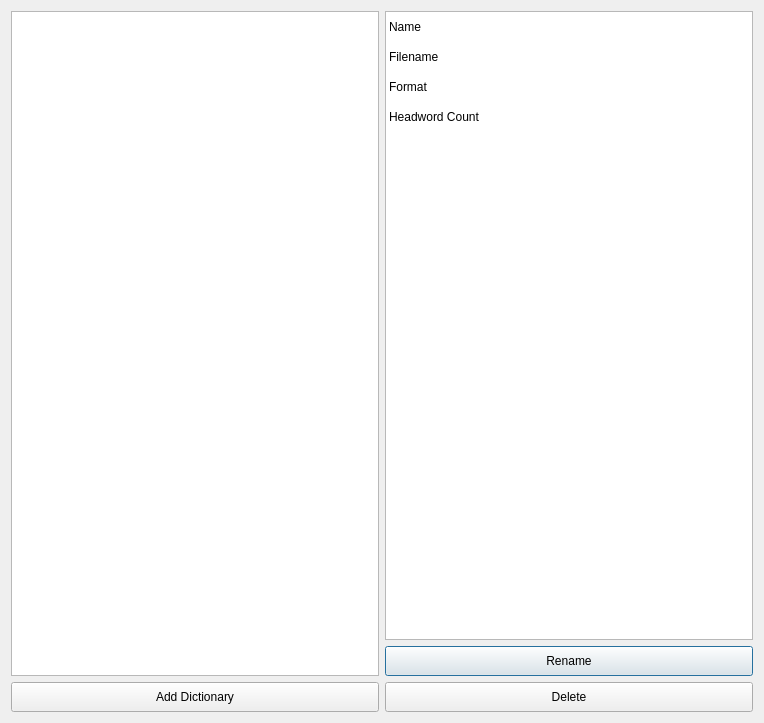
Above: src/edit/dictionarydialog.ui from Crissium/SilverDict-desktop before the change. Below: the same form after it.
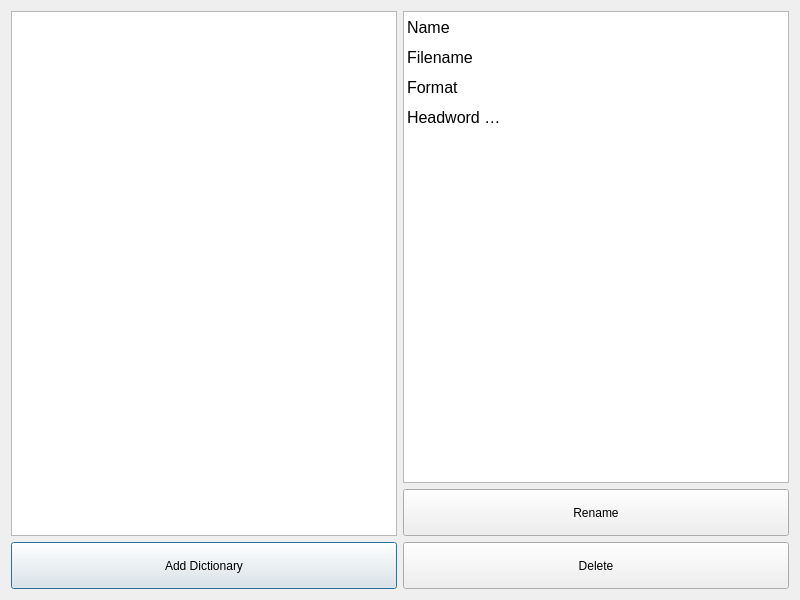
That is the form after the change.

Patch:
```diff
--- a/src/edit/dictionarydialog.ui
+++ b/src/edit/dictionarydialog.ui
@@ -6,8 +6,8 @@
    <rect>
     <x>0</x>
     <y>0</y>
-       <width>764</width>
-       <height>723</height>
+    <width>800</width>
+    <height>600</height>
    </rect>
   </property>
   <property name="sizePolicy">
@@ -22,9 +22,83 @@
   <property name="sizeGripEnabled">
    <bool>false</bool>
   </property>
-     <layout class="QGridLayout" name="gridLayout" rowstretch="1,0,0">
+  <layout class="QGridLayout" name="gridLayout" rowstretch="10,1,1">
+   <item row="2" column="0">
+    <widget class="QPushButton" name="addButton">
+     <property name="enabled">
+      <bool>true</bool>
+     </property>
+     <property name="sizePolicy">
+      <sizepolicy hsizetype="Expanding" vsizetype="Expanding">
+       <horstretch>0</horstretch>
+       <verstretch>0</verstretch>
+      </sizepolicy>
+     </property>
+     <property name="minimumSize">
+      <size>
+       <width>0</width>
+       <height>30</height>
+      </size>
+     </property>
+     <property name="text">
+      <string>Add Dictionary</string>
+     </property>
+     <property name="iconSize">
+      <size>
+       <width>12</width>
+       <height>12</height>
+      </size>
+     </property>
+     <property name="autoDefault">
+      <bool>true</bool>
+     </property>
+    </widget>
+   </item>
+   <item row="1" column="1">
+    <widget class="QPushButton" name="renameButton">
+     <property name="sizePolicy">
+      <sizepolicy hsizetype="Expanding" vsizetype="Expanding">
+       <horstretch>0</horstretch>
+       <verstretch>0</verstretch>
+      </sizepolicy>
+     </property>
+     <property name="minimumSize">
+      <size>
+       <width>0</width>
+       <height>30</height>
+      </size>
+     </property>
+     <property name="text">
+      <string>Rename</string>
+     </property>
+    </widget>
+   </item>
+   <item row="2" column="1">
+    <widget class="QPushButton" name="deleteButton">
+     <property name="sizePolicy">
+      <sizepolicy hsizetype="Expanding" vsizetype="Expanding">
+       <horstretch>0</horstretch>
+       <verstretch>0</verstretch>
+      </sizepolicy>
+     </property>
+     <property name="minimumSize">
+      <size>
+       <width>0</width>
+       <height>30</height>
+      </size>
+     </property>
+     <property name="text">
+      <string>Delete</string>
+     </property>
+    </widget>
+   </item>
          <item row="0" column="1">
              <widget class="QTableWidget" name="tableWidget">
+     <property name="font">
+      <font>
+       <pointsize>12</pointsize>
+      </font>
+     </property>
                  <property name="editTriggers">
                      <set>QAbstractItemView::NoEditTriggers</set>
                  </property>
@@ -150,65 +224,13 @@
                  </item>
              </widget>
          </item>
-         <item row="1" column="1">
-             <widget class="QPushButton" name="renameButton">
-                 <property name="minimumSize">
-                     <size>
-                         <width>0</width>
-                         <height>30</height>
-                     </size>
-                 </property>
-                 <property name="text">
-                     <string>Rename</string>
-                 </property>
-             </widget>
-         </item>
-         <item row="2" column="0">
-             <widget class="QPushButton" name="addButton">
-                 <property name="enabled">
-                     <bool>true</bool>
-                 </property>
-                 <property name="sizePolicy">
-                     <sizepolicy hsizetype="Minimum" vsizetype="Fixed">
-                         <horstretch>0</horstretch>
-                         <verstretch>0</verstretch>
-                     </sizepolicy>
-                 </property>
-                 <property name="minimumSize">
-                     <size>
-                         <width>0</width>
-                         <height>30</height>
-                     </size>
-                 </property>
-                 <property name="text">
-                     <string>Add Dictionary</string>
-                 </property>
-                 <property name="iconSize">
-                     <size>
-                         <width>12</width>
-                         <height>12</height>
-                     </size>
-                 </property>
-                 <property name="autoDefault">
-                     <bool>true</bool>
-                 </property>
-             </widget>
-         </item>
-         <item row="2" column="1">
-             <widget class="QPushButton" name="deleteButton">
-                 <property name="minimumSize">
-                     <size>
-                         <width>0</width>
-                         <height>30</height>
-                     </size>
-                 </property>
-                 <property name="text">
-                     <string>Delete</string>
-                 </property>
-             </widget>
-         </item>
          <item row="0" column="0" rowspan="2">
              <widget class="QListWidget" name="listWidget">
+     <property name="font">
+      <font>
+       <pointsize>12</pointsize>
+      </font>
+     </property>
                  <property name="dragEnabled">
                      <bool>true</bool>
                  </property>
@@ -224,12 +246,15 @@
                  <property name="gridSize">
                      <size>
                          <width>0</width>
-                         <height>20</height>
+       <height>25</height>
                      </size>
                  </property>
                  <property name="batchSize">
                      <number>100</number>
                  </property>
+     <property name="sortingEnabled">
+      <bool>false</bool>
+     </property>
              </widget>
          </item>
      </layout>
```
Left out of the diff: 27 changed lines with no effect on the pictures. Lines whose indentation alone changed are shown as unchanged.
